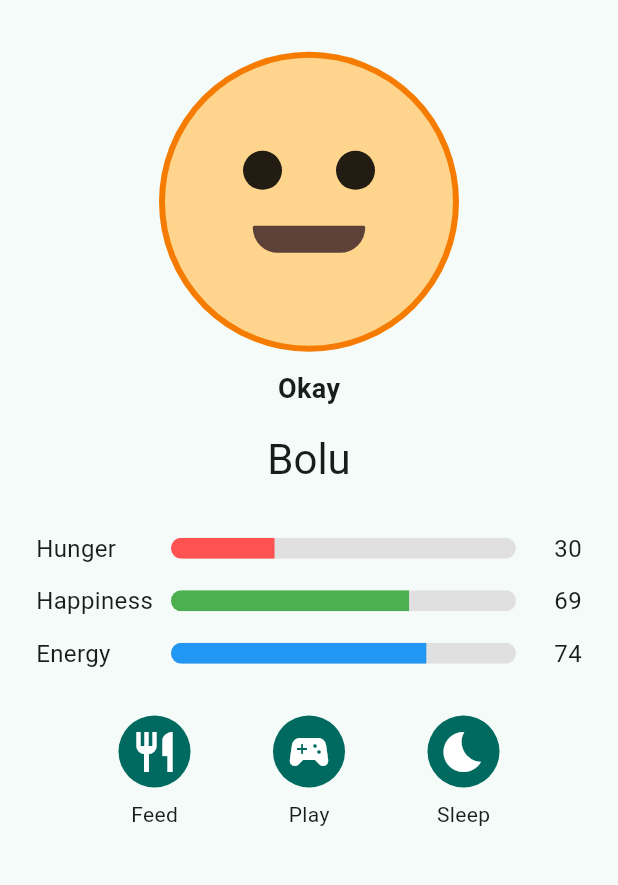
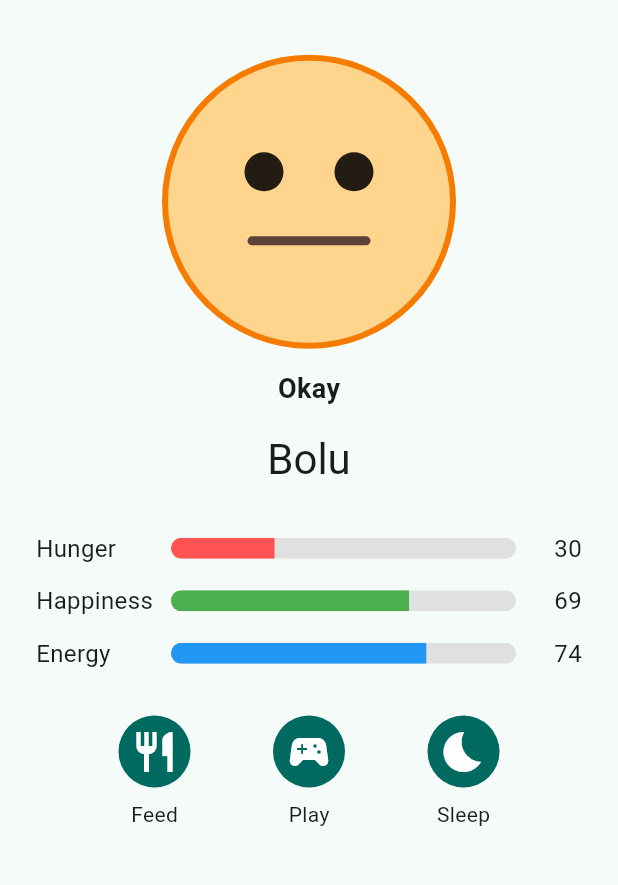
Before and after one commit to Azag3077/PetPal, a Flutter app: the screen it shows after launch, after a tap on the "restaurant" icon, on a phone screen of 412 x 824 dp, the part 63-948 px from its top. Run offline on Flutter 3.47's test engine with Material 3 defaults, Android fonts, the phone set to English and light mode, and no system bars.

Commit message:
Lesson 07: Painting With Code

```diff
--- /dev/null
+++ b/lib/widgets/pet_painter.dart
@@ -0,0 +1,120 @@
+import 'package:flutter/material.dart';
+
+import '../models/pet.dart';
+
+/// Draws the pet by hand, one shape at a time, onto a blank canvas.
+///
+/// A CustomPainter is like being given a sheet of paper and some crayons.
+/// Nothing is there until we draw it: no Containers, no widgets, just shapes.
+class PetPainter extends CustomPainter {
+  PetPainter({required this.mood, required this.bodyColor});
+
+  /// How the pet is feeling — this decides the shape of the mouth and whether
+  /// the eyes are open.
+  final Mood mood;
+
+  /// The colour of the body, worked out by PetView.
+  final Color bodyColor;
+
+  /// Flutter calls this whenever the pet needs drawing.
+  /// `size` is how much space we were given, `canvas` is the paper.
+  @override
+  void paint(Canvas canvas, Size size) {
+    final Offset middle = Offset(size.width / 2, size.height / 2);
+    final double radius = size.width / 2 - 4;
+
+    // A Paint is a crayon: it holds a colour and a style.
+    // `fill` colours the whole shape in; `stroke` only draws the outline.
+    final body = Paint()
+      ..color = bodyColor
+      ..style = PaintingStyle.fill;
+
+    final outline = Paint()
+      ..color = Colors.orange.shade700
+      ..style = PaintingStyle.stroke
+      ..strokeWidth = 4;
+
+    // 1. The round body, then its outline on top.
+    canvas.drawCircle(middle, radius, body);
+    canvas.drawCircle(middle, radius, outline);
+
+    _drawEyes(canvas, size);
+    _drawMouth(canvas, size);
+  }
+
+  /// Two eyes: filled circles when awake, short lines when asleep.
+  void _drawEyes(Canvas canvas, Size size) {
+    final eye = Paint()..color = Colors.black87;
+
+    final double eyeY = size.height * 0.4;
+    final double leftX = size.width * 0.35;
+    final double rightX = size.width * 0.65;
+
+    if (mood == Mood.sleepy) {
+      // A sleeping eye is a flat line, so we draw a line with a thick crayon.
+      final closed = Paint()
+        ..color = Colors.black87
+        ..strokeWidth = 5
+        ..strokeCap = StrokeCap.round;
+
+      canvas.drawLine(
+        Offset(leftX - 13, eyeY),
+        Offset(leftX + 13, eyeY),
+        closed,
+      );
+      canvas.drawLine(
+        Offset(rightX - 13, eyeY),
+        Offset(rightX + 13, eyeY),
+        closed,
+      );
+      return;
+    }
+
+    canvas.drawCircle(Offset(leftX, eyeY), 13, eye);
+    canvas.drawCircle(Offset(rightX, eyeY), 13, eye);
+  }
+
+  /// The mouth is a curved line. How far the middle of the curve bends up or
+  /// down is what makes a smile or a frown.
+  void _drawMouth(Canvas canvas, Size size) {
+    final mouth = Paint()
+      ..color = Colors.brown.shade700
+      ..style = PaintingStyle.stroke
+      ..strokeWidth = 6
+      ..strokeCap = StrokeCap.round;
+
+    // A positive number bends the curve downwards (a smile),
+    // a negative number bends it upwards (a frown), 0 is a flat line.
+    final double bend = switch (mood) {
+      Mood.happy => 40,
+      Mood.okay => 0,
+      Mood.sad => -30,
+      Mood.sleepy => 10,
+    };
+
+    final double mouthY = size.height * 0.63;
+    final double halfWidth = mood == Mood.sleepy ? 20 : 38;
+
+    // A Path is a route for the crayon to follow.
+    final path = Path()
+      ..moveTo(size.width / 2 - halfWidth, mouthY)
+      // quadraticBezierTo pulls the line towards a point without touching it,
+      // which is how you make a nice smooth curve from just three numbers.
+      ..quadraticBezierTo(
+        size.width / 2,
+        mouthY + bend,
+        size.width / 2 + halfWidth,
+        mouthY,
+      );
+
+    canvas.drawPath(path, mouth);
+  }
+
+  /// Flutter asks: "has anything changed, should I draw again?"
+  /// We only say yes when the mood or the colour is different, so we do not
+  /// waste time redrawing the same picture.
+  @override
+  bool shouldRepaint(PetPainter oldDelegate) {
+    return oldDelegate.mood != mood || oldDelegate.bodyColor != bodyColor;
+  }
+}
--- a/lib/widgets/pet_view.dart
+++ b/lib/widgets/pet_view.dart
@@ -3,14 +3,13 @@ import 'dart:math';
 import 'package:flutter/material.dart';
 
 import '../models/pet.dart';
+import 'pet_painter.dart';
 
-/// Draws our pet and makes it move.
+/// Shows the pet and makes it move.
 ///
-/// Two kinds of movement happen here:
-/// * the colours and the mouth *slide* smoothly from one mood to the next
-///   (an "implicit" animation — Flutter does the work);
-/// * the pet bounces when it is happy and shakes when it is fed
-///   (an "explicit" animation — we drive it ourselves).
+/// The pet itself is no longer made of Containers — it is *painted* by
+/// [PetPainter]. This widget's job is to pick the colour, run the
+/// animations, and hand the painter a canvas to draw on.
 class PetView extends StatefulWidget {
   const PetView({super.key, required this.mood, this.shakeCount = 0});
 
@@ -68,7 +67,7 @@ class _PetViewState extends State<PetView> with TickerProviderStateMixin {
   }
 
   /// Controllers hold on to the ticker, so they must be disposed —
-  /// exactly like the timer in the last lesson.
+  /// exactly like the timer in lesson 05.
   @override
   void dispose() {
     _bounce.dispose();
@@ -147,86 +146,26 @@ class _PetViewState extends State<PetView> with TickerProviderStateMixin {
     );
   }
 
-  /// The pet's face. The outer box is an AnimatedContainer, so when the mood
-  /// changes the colour fades instead of snapping.
+  /// The painted pet.
+  ///
+  /// `TweenAnimationBuilder` is the implicit-animation trick from last lesson,
+  /// but for a value we use ourselves instead of a widget's property. It hands
+  /// us a colour part-way between the old one and the new one, so the body
+  /// still fades gently from mood to mood.
   Widget _buildBody() {
-    return AnimatedContainer(
+    return TweenAnimationBuilder<Color?>(
+      tween: ColorTween(end: _bodyColor),
       duration: const Duration(milliseconds: 400),
-      width: 200,
-      height: 200,
-      decoration: BoxDecoration(
-        color: _bodyColor,
-        shape: BoxShape.circle,
-        border: Border.all(color: Colors.orange.shade700, width: 4),
-      ),
-      child: Column(
-        mainAxisAlignment: MainAxisAlignment.center,
-        children: [
-          Row(
-            mainAxisAlignment: MainAxisAlignment.center,
-            children: [
-              _Eye(closed: widget.mood == Mood.sleepy),
-              const SizedBox(width: 36),
-              _Eye(closed: widget.mood == Mood.sleepy),
-            ],
+      builder: (context, color, _) {
+        return CustomPaint(
+          // CustomPaint has no size of its own, so we must give it one.
+          size: const Size(200, 200),
+          painter: PetPainter(
+            mood: widget.mood,
+            bodyColor: color ?? _bodyColor,
           ),
-          const SizedBox(height: 24),
-          _Mouth(mood: widget.mood),
-        ],
-      ),
+        );
+      },
     );
   }
 }
-
-/// One single eye. Open it is a black circle; closed it is a thin line.
-/// It is an AnimatedContainer, so the eye closes smoothly like a real blink.
-class _Eye extends StatelessWidget {
-  const _Eye({required this.closed});
-
-  final bool closed;
-
-  @override
-  Widget build(BuildContext context) {
-    return AnimatedContainer(
-      duration: const Duration(milliseconds: 300),
-      width: 26,
-      height: closed ? 5 : 26,
-      decoration: BoxDecoration(
-        color: Colors.black87,
-        borderRadius: BorderRadius.circular(closed ? 3 : 13),
-      ),
-    );
-  }
-}
-
-/// The mouth. It is wide and happy, small and flat, or turned down and sad —
-/// and it slides between those shapes.
-class _Mouth extends StatelessWidget {
-  const _Mouth({required this.mood});
-
-  final Mood mood;
-
-  @override
-  Widget build(BuildContext context) {
-    // How wide the mouth is for each mood.
-    final double width = switch (mood) {
-      Mood.happy => 80,
-      Mood.okay => 60,
-      Mood.sad => 40,
-      Mood.sleepy => 26,
-    };
-
-    return AnimatedContainer(
-      duration: const Duration(milliseconds: 400),
-      width: width,
-      height: 18,
-      decoration: BoxDecoration(
-        color: Colors.brown.shade700,
-        // A happy mouth is rounded at the bottom like a smile.
-        borderRadius: mood == Mood.happy
-            ? const BorderRadius.vertical(bottom: Radius.circular(40))
-            : BorderRadius.circular(8),
-      ),
-    );
-  }
-}
```
Also changed, not shown: 2 other files.
